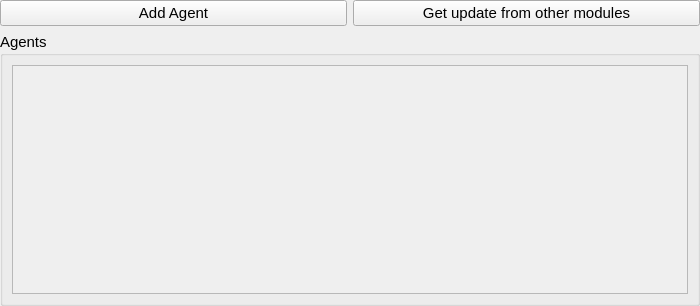
Old version of the form modules/carlainterface/carlainterface_dialog.ui in the repository tud-hri/joan.
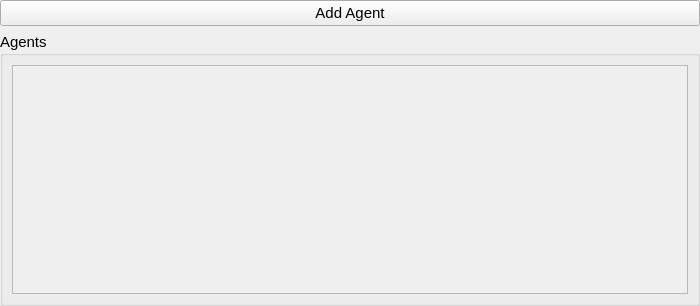
New version of the form.

```diff
--- a/modules/carlainterface/carlainterface_dialog.ui
+++ b/modules/carlainterface/carlainterface_dialog.ui
@@ -34,7 +34,7 @@
    </property>
    <item row="0" column="0">
     <layout class="QGridLayout" name="gridLayout_4">
-     <item row="3" column="0" colspan="4">
+     <item row="3" column="0" colspan="3">
       <widget class="QGroupBox" name="groupVehicles">
        <property name="minimumSize">
         <size>
@@ -93,7 +93,7 @@
        </layout>
       </widget>
      </item>
-     <item row="1" column="0" colspan="2">
+     <item row="1" column="0" colspan="3">
       <widget class="QPushButton" name="btn_add_agent">
        <property name="font">
         <font>
@@ -105,18 +105,6 @@
        </property>
       </widget>
      </item>
-     <item row="1" column="2" colspan="2">
-      <widget class="QPushButton" name="btn_update">
-       <property name="font">
-        <font>
-         <pointsize>11</pointsize>
-        </font>
-       </property>
-       <property name="text">
-        <string>Get update from other modules</string>
-       </property>
-      </widget>
-     </item>
     </layout>
    </item>
   </layout>
```
